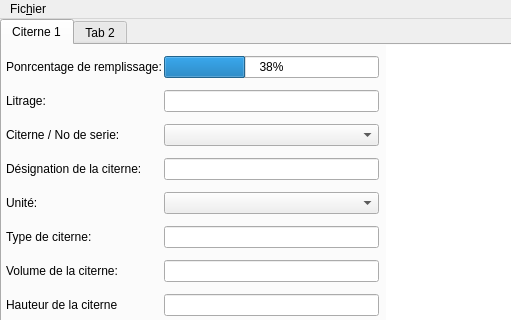
Before: the Qt Designer form gui/main.ui in alcatrazproduction/gok, drawn with Qt 5; both pictures show x 0 to 511 and y 0 to 320 of the 640 by 510 pixel window.
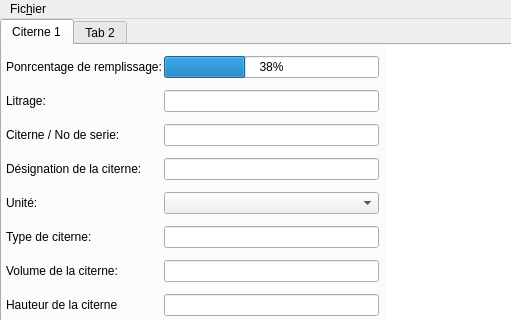
After: the same form once the commit is applied.

The edit to the form file:
```diff
--- a/gui/main.ui
+++ b/gui/main.ui
@@ -113,7 +113,7 @@
           </widget>
          </item>
          <item row="3" column="1">
-          <widget class="QComboBox" name="cSerial"/>
+          <widget class="QLineEdit" name="cSerial"/>
          </item>
          <item row="4" column="0">
           <widget class="QLabel" name="label_4">
```
Left out of the diff: 3 changed lines with no effect on the pictures.
